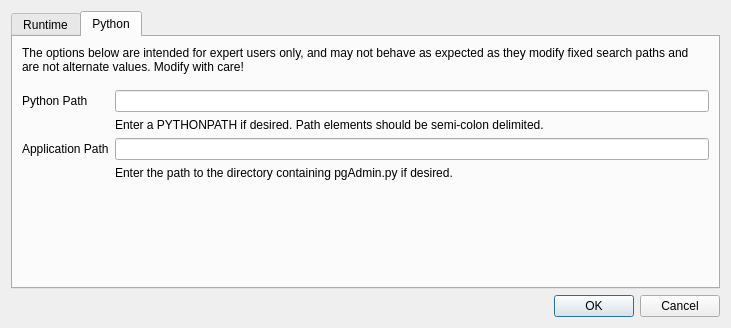
Above: runtime/ConfigWindow.ui from pgadmin-org/pgadmin4 before the change. Below: the same form after it.
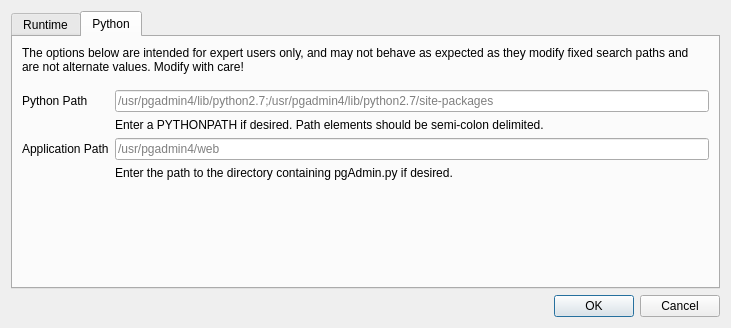
That is the form after the change. The open tabs and pages were chosen to show the change.

Commit message: Add hints for the config options.

```diff
--- a/runtime/ConfigWindow.ui
+++ b/runtime/ConfigWindow.ui
@@ -169,7 +169,11 @@
             </widget>
            </item>
            <item row="0" column="1">
-            <widget class="QLineEdit" name="pythonPathLineEdit"/>
+            <widget class="QLineEdit" name="pythonPathLineEdit">
+             <property name="placeholderText">
+              <string>/usr/pgadmin4/lib/python2.7;/usr/pgadmin4/lib/python2.7/site-packages</string>
+             </property>
+            </widget>
            </item>
            <item row="1" column="1">
             <widget class="QLabel" name="label">
@@ -189,7 +193,11 @@
             </widget>
            </item>
            <item row="2" column="1">
-            <widget class="QLineEdit" name="applicationPathLineEdit"/>
+            <widget class="QLineEdit" name="applicationPathLineEdit">
+             <property name="placeholderText">
+              <string>/usr/pgadmin4/web</string>
+             </property>
+            </widget>
            </item>
           </layout>
          </item>
```
Left out of the diff: 6 changed lines with no effect on the pictures.
